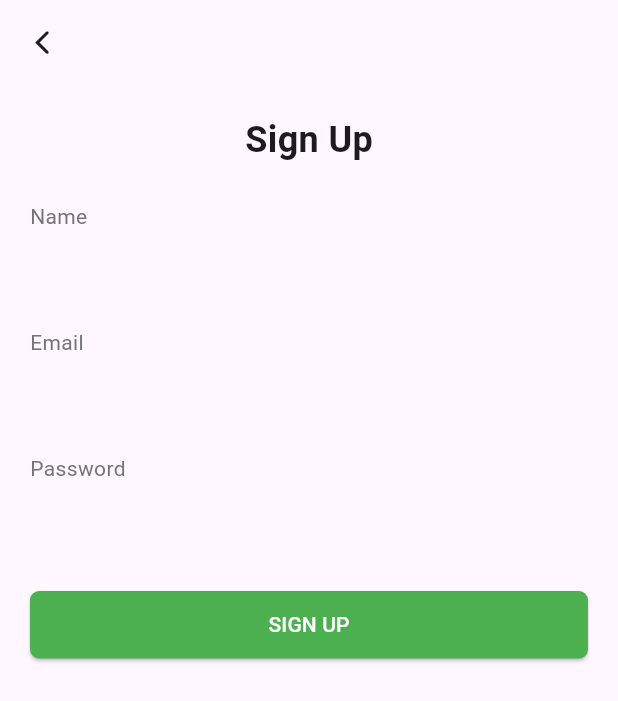
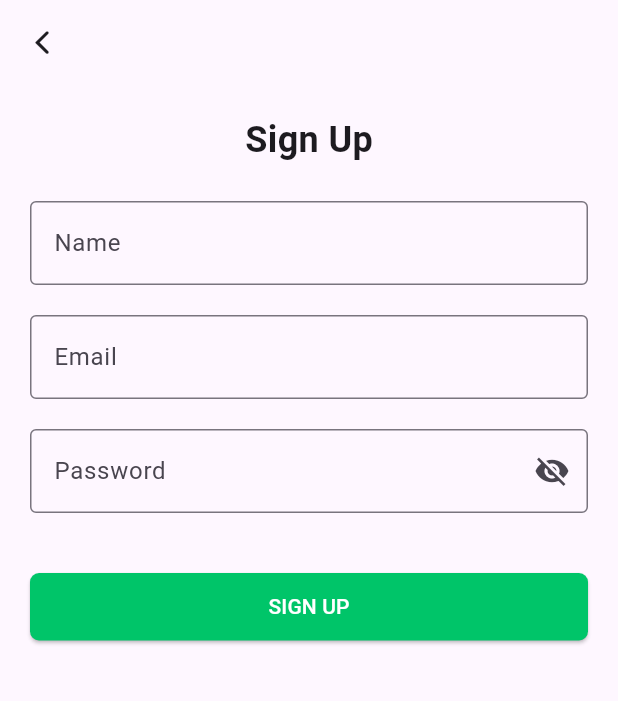
Before and after one commit to saeed-dai-alnoor/e_commerce, a Flutter app: the SignUpView screen opened by its route, on a phone screen of 412 x 824 dp. Shown: the top 701 px of the screen. Run offline on Flutter 3.47's test engine with Material 3 defaults, Android fonts, the phone set to English and light mode, and no system bars; our stand-ins replace dio, flutter_slidable, get, get_storage, google_fonts; accounts and stored records are empty.

Commit message:
الانتهاء من صفحة التسجيل مع الAPI

```diff
--- /dev/null
+++ b/lib/app/data/models/user_model.dart
@@ -0,0 +1,29 @@
+// To parse this JSON data, do
+//
+//     final userModel = userModelFromJson(jsonString);
+
+import 'dart:convert';
+
+UserModel userModelFromJson(String str) => UserModel.fromJson(json.decode(str));
+
+String userModelToJson(UserModel data) => json.encode(data.toJson());
+
+class UserModel {
+  String name;
+  String email;
+  String password;
+
+  UserModel({required this.name, required this.email, required this.password});
+
+  factory UserModel.fromJson(Map<String, dynamic> json) => UserModel(
+    name: json["name"],
+    email: json["email"],
+    password: json["password"],
+  );
+
+  Map<String, dynamic> toJson() => {
+    "name": name,
+    "email": email,
+    "password": password,
+  };
+}
--- a/lib/app/modules/home/views/home_page_view.dart
+++ b/lib/app/modules/home/views/home_page_view.dart
@@ -14,8 +14,8 @@ class HomePageView extends GetView<HomeController> {
     return SafeArea(
       child: Padding(
         padding: const EdgeInsets.all(16.0),
-        child: Column(
-          crossAxisAlignment: CrossAxisAlignment.start,
+        child: ListView(
+          // crossAxisAlignment: CrossAxisAlignment.start,
           children: [
             TextField(
               controller: controller.searchController,
--- a/lib/app/modules/sign_up/views/sign_up_view.dart
+++ b/lib/app/modules/sign_up/views/sign_up_view.dart
@@ -9,6 +9,9 @@ class SignUpView extends GetView<SignUpController> {
   const SignUpView({super.key});
   @override
   Widget build(BuildContext context) {
+    final FocusNode nameFocus = FocusNode();
+    final FocusNode emailFocus = FocusNode();
+    final FocusNode passwordFocus = FocusNode();
     return Scaffold(
       appBar: AppBar(
         backgroundColor: Colors.transparent,
@@ -20,8 +23,12 @@ class SignUpView extends GetView<SignUpController> {
         ),
       ),
       body: SafeArea(
+        child: SingleChildScrollView(
+          keyboardDismissBehavior: ScrollViewKeyboardDismissBehavior.onDrag,
           child: Padding(
             padding: const EdgeInsets.all(20),
+            child: Form(
+              key: controller.signUpFormKey, // Assign the GlobalKey
               child: Column(
                 mainAxisSize: MainAxisSize.min,
                 children: [
@@ -29,60 +36,116 @@ class SignUpView extends GetView<SignUpController> {
                     "Sign Up",
                     style: TextStyle(fontSize: 24, fontWeight: FontWeight.bold),
                   ),
-
                   const SizedBox(height: 24),
-
-              Align(
-                alignment: Alignment.centerLeft,
-                child: Text("Name", style: TextStyle(color: Colors.grey[600])),
+                  TextFormField(
+                    controller: controller.nameController,
+                    focusNode: nameFocus,
+                    autovalidateMode: AutovalidateMode.onUserInteraction,
+                    onFieldSubmitted: (_) {
+                      FocusScope.of(context).requestFocus(emailFocus);
+                    },
+                    decoration: const InputDecoration(
+                      border: OutlineInputBorder(),
+                      labelText: 'Name',
                     ),
-              TextField(
-                controller: controller.nameController,
-                decoration: const InputDecoration(border: InputBorder.none),
+                    validator: (value) {
+                      if (value == null || value.isEmpty) {
+                        return 'Please enter your name';
+                      } else if (value.length < 2) {
+                        return 'Name must be at least 2 characters long';
+                      }
+                      return null;
+                    },
                   ),
-
-              const SizedBox(height: 16),
-
-              Align(
-                alignment: Alignment.centerLeft,
-                child: Text("Email", style: TextStyle(color: Colors.grey[600])),
+                  const SizedBox(height: 20),
+                  TextFormField(
+                    controller: controller.emailController,
+                    focusNode: emailFocus,
+                    autovalidateMode: AutovalidateMode.onUserInteraction,
+                    textInputAction: TextInputAction.next,
+                    onFieldSubmitted: (_) {
+                      FocusScope.of(context).requestFocus(passwordFocus);
+                    },
+                    decoration: const InputDecoration(
+                      border: OutlineInputBorder(),
+                      labelText: 'Email',
                     ),
-              TextField(
-                controller: controller.emailController,
-                decoration: const InputDecoration(border: InputBorder.none),
+                    validator: (value) {
+                      if (value == null || value.isEmpty) {
+                        return 'Please enter your email';
+                      } else if (!GetUtils.isEmail(value)) {
+                        return 'Please enter a valid email address';
+                      }
+                      return null;
+                    },
                   ),
-
-              const SizedBox(height: 16),
-
-              Align(
-                alignment: Alignment.centerLeft,
-                child: Text(
-                  "Password",
-                  style: TextStyle(color: Colors.grey[600]),
+                  const SizedBox(height: 20),
+                  Obx(
+                    () => TextFormField(
+                      controller: controller.passwordController,
+                      focusNode: passwordFocus,
+                      autovalidateMode: AutovalidateMode.onUserInteraction,
+                      textInputAction: TextInputAction.done,
+                      obscureText: !controller
+                          .isPasswordVisible
+                          .value, // Toggle visibility
+                      decoration: InputDecoration(
+                        border: OutlineInputBorder(),
+                        labelText: 'Password',
+                        suffixIcon: IconButton(
+                          icon: Icon(
+                            controller.isPasswordVisible.value
+                                ? Icons.visibility
+                                : Icons.visibility_off,
+                          ),
+                          onPressed: controller.togglePasswordVisibility,
                         ),
                       ),
-              TextField(
-                controller: controller.passwordController,
-                obscureText: true,
-                decoration: const InputDecoration(border: InputBorder.none),
+                      validator: (value) {
+                        if (value == null || value.isEmpty) {
+                          return 'Please enter your password';
+                        } else if (value.length < 6) {
+                          return 'Password must be at least 6 characters long';
+                        }
+                        return null;
+                      },
                     ),
-
-              const SizedBox(height: 24),
-
+                  ),
+                  const SizedBox(height: 40),
                   SizedBox(
                     width: double.infinity,
                     height: 45,
-                child: ElevatedButton(
+                    child: Obx(
+                      () => ElevatedButton(
                         style: ElevatedButton.styleFrom(
-                    backgroundColor: Colors.green,
+                          backgroundColor: Color(0xFF00C569),
                           shape: RoundedRectangleBorder(
                             borderRadius: BorderRadius.circular(6),
                           ),
                         ),
-                  onPressed: controller.signUp,
-                  child: const Text(
+                        onPressed: () {
+                          if (controller.signUpFormKey.currentState
+                                  ?.validate() ??
+                              false) {
+                            controller.signup();
+                          }
+                        },
+                        child: controller.isLoading.value
+                            ? const SizedBox(
+                                width: 24,
+                                height: 24,
+                                child: CircularProgressIndicator(
+                                  strokeWidth: 2,
+                                  valueColor: AlwaysStoppedAnimation<Color>(
+                                    Colors.white,
+                                  ),
+                                ),
+                              )
+                            : Text(
                                 "SIGN UP",
-                    style: TextStyle(color: Colors.white),
+                                style: const TextStyle(color: Colors.white),
+                              ),
+
                       ),
                     ),
                   ),
@@ -90,6 +153,8 @@ class SignUpView extends GetView<SignUpController> {
               ),
             ),
           ),
+        ),
+      ),
     );
   }
 }
--- a/pubspec.yaml
+++ b/pubspec.yaml
@@ -40,6 +40,7 @@ dependencies:
   get_storage: ^2.1.1
   flutter_slidable: ^4.0.0
   wizard_stepper: ^0.0.10
+  dio: ^5.8.0+1
 
 dev_dependencies:
   flutter_test:
```
Also changed, not shown: lib/app/data/providers/api_provider.dart (added, +14 -0 lines), lib/app/data/repositories/signup_repository.dart (added, +19 -0 lines), lib/app/modules/checkout/views/address_view.dart (+3 -16 lines), lib/app/modules/sign_up/controllers/sign_up_controller.dart (+43 -7 lines), pubspec.lock, 1 other file. Lines whose indentation alone changed are shown as unchanged.
